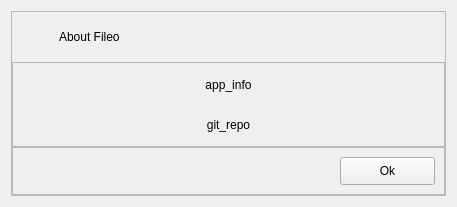
Above: src/widgets/about.ui from Michal-D4/fileo before the change. Below: the same form after it.
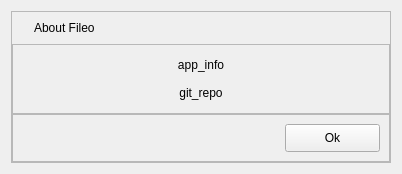
That is the form after the change.

```diff
--- a/src/widgets/about.ui
+++ b/src/widgets/about.ui
@@ -6,8 +6,8 @@
    <rect>
     <x>0</x>
     <y>0</y>
-    <width>457</width>
-    <height>207</height>
+    <width>402</width>
+    <height>174</height>
    </rect>
   </property>
   <property name="windowTitle">
@@ -46,30 +46,39 @@
         <property name="frameShadow">
          <enum>QFrame::Plain</enum>
         </property>
-        <layout class="QHBoxLayout" name="horizontalLayout" stretch="0,0">
+        <layout class="QHBoxLayout" name="horizontalLayout" stretch="0,1">
+         <property name="topMargin">
+          <number>9</number>
+         </property>
+         <property name="bottomMargin">
+          <number>9</number>
+         </property>
          <item>
           <widget class="QLabel" name="ico">
            <property name="sizePolicy">
-            <sizepolicy hsizetype="Fixed" vsizetype="Fixed">
+            <sizepolicy hsizetype="Preferred" vsizetype="Preferred">
              <horstretch>0</horstretch>
              <verstretch>0</verstretch>
             </sizepolicy>
            </property>
            <property name="minimumSize">
             <size>
-             <width>32</width>
-             <height>32</height>
+             <width>0</width>
+             <height>0</height>
             </size>
            </property>
            <property name="maximumSize">
             <size>
-             <width>32</width>
-             <height>32</height>
+             <width>16777215</width>
+             <height>16777215</height>
             </size>
            </property>
            <property name="text">
             <string/>
            </property>
+           <property name="alignment">
+            <set>Qt::AlignLeading|Qt::AlignLeft|Qt::AlignVCenter</set>
+           </property>
           </widget>
          </item>
          <item>
@@ -92,7 +101,7 @@
         </property>
         <layout class="QVBoxLayout" name="verticalLayout">
          <property name="spacing">
-          <number>16</number>
+          <number>6</number>
          </property>
          <item>
           <widget class="QLabel" name="app_info">
```
Left out of the diff: 2 changed lines with no effect on the pictures.
